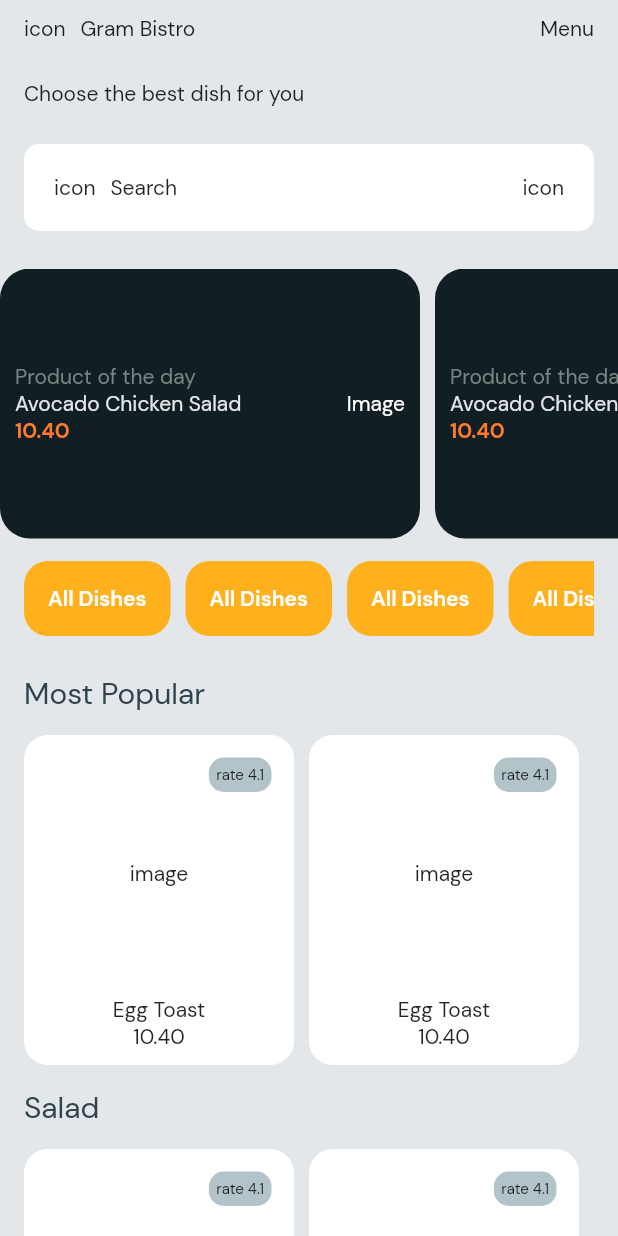
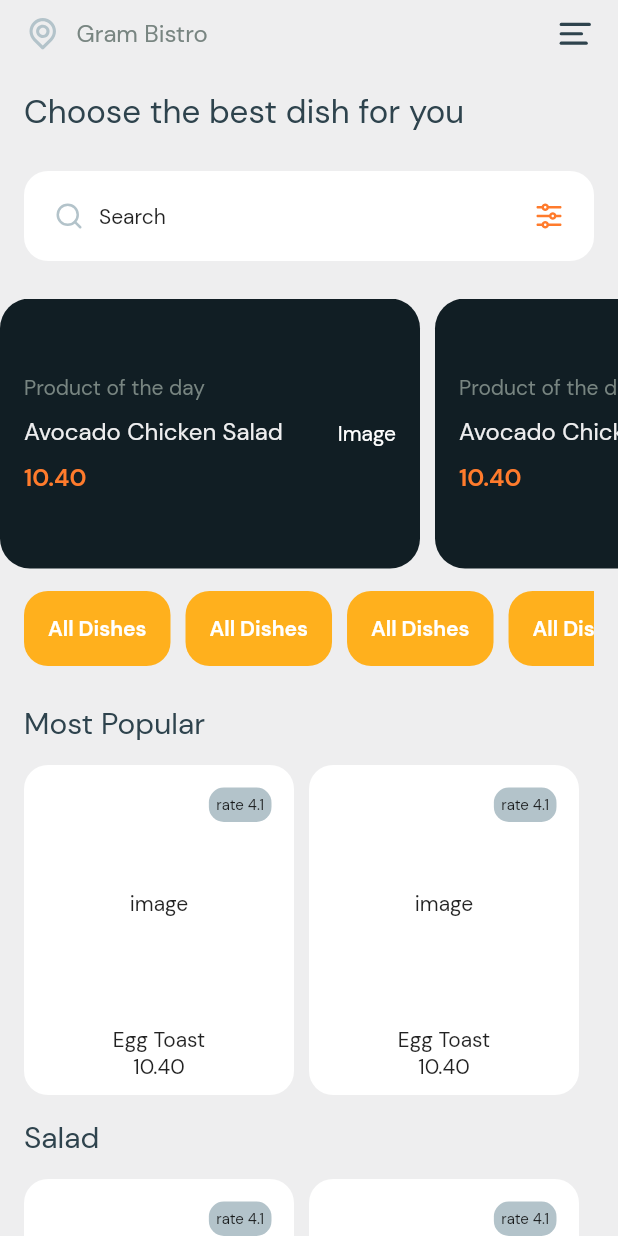
Before and after one commit to arizkyana/portokit, a Flutter app: the screen it shows after launch, on a phone screen of 412 x 824 dp. Run offline on Flutter 3.47's test engine with Material 2 defaults, Android fonts, the phone set to English and light mode, and no system bars; our stand-ins replace flutter_svg; missing offline and left inert: dart:ffi.

Commit message:
feat(Home): add icons

```diff
--- a/lib/configs/themes.dart
+++ b/lib/configs/themes.dart
@@ -24,7 +24,7 @@ class LightTheme extends PortoKitTheme {
   Color generalMain = const Color.fromRGBO(46, 67, 77, 1);
   Color generalMid = const Color.fromRGBO(120, 133, 129, 1);
   Color generalLight = const Color.fromRGBO(179, 195, 202, 1);
-  Color generalSoft = const Color.fromRGBO(228, 231, 233, 1);
+  Color generalSoft = Color.fromARGB(255, 238, 238, 239);
 
   Color blueSoft = const Color.fromRGBO(237, 248, 254, 1);
   Color blueDark = Color.fromARGB(255, 0, 90, 138);
--- a/lib/screens/screen_home.dart
+++ b/lib/screens/screen_home.dart
@@ -1,6 +1,7 @@
 import 'package:flutter/material.dart';
 import 'package:flutter/src/widgets/container.dart';
 import 'package:flutter/src/widgets/framework.dart';
+import 'package:flutter_svg/svg.dart';
 import 'package:portokit/configs/themes.dart';
 
 class WidgetHeader extends StatelessWidget {
@@ -16,18 +17,44 @@ class WidgetHeader extends StatelessWidget {
       child: Row(
         children: [
           Container(
-            child: Text("icon"),
+            child: SizedBox(
+              width: 25,
+              height: 25,
+              child: SvgPicture.asset(
+                'assets/icons/location-point.svg',
+                color: PortoKitTheme.of(context).generalLight,
+                semanticsLabel: "Location",
+              ),
+            ),
           ),
           SizedBox(
             width: 10,
           ),
           Expanded(
+            child: GestureDetector(
+              onTap: () {},
               child: Container(
-              child: Text('Gram Bistro'),
+                child: Text(
+                  'Gram Bistro',
+                  style: TextStyle(
+                    fontWeight: FontWeight.w500,
+                    fontSize: 16,
+                    color: PortoKitTheme.of(context).generalMid,
+                  ),
+                ),
+              ),
             ),
           ),
           Container(
-            child: Text('Menu'),
+            child: SizedBox(
+              width: 25,
+              height: 25,
+              child: SvgPicture.asset(
+                'assets/icons/menu.svg',
+                color: PortoKitTheme.of(context).generalMain,
+                semanticsLabel: "Menu",
+              ),
+            ),
           ),
         ],
       ),
@@ -54,24 +81,46 @@ class _WidgetSearchState extends State<WidgetSearch> {
         width: double.infinity,
         padding: EdgeInsets.all(20),
         decoration: BoxDecoration(
-          borderRadius: BorderRadius.circular(10),
+          borderRadius: BorderRadius.circular(16),
           color: PortoKitTheme.of(context).white,
         ),
         child: Row(
           children: [
             Container(
-              child: Text('icon'),
+              child: SizedBox(
+                width: 20,
+                height: 20,
+                child: SvgPicture.asset(
+                  'assets/icons/search.svg',
+                  color: PortoKitTheme.of(context).generalLight,
+                  semanticsLabel: "Search",
+                ),
+              ),
             ),
             SizedBox(
               width: 10,
             ),
             Expanded(
               child: Container(
-                child: Text('Search'),
+                child: Text(
+                  'Search',
+                  style: TextStyle(
+                    fontSize: 14,
+                    fontWeight: FontWeight.w500,
+                  ),
+                ),
               ),
             ),
             Container(
-              child: Text('icon'),
+              child: SizedBox(
+                width: 20,
+                height: 20,
+                child: SvgPicture.asset(
+                  'assets/icons/filter.svg',
+                  color: PortoKitTheme.of(context).orangeMain,
+                  semanticsLabel: "Filter",
+                ),
+              ),
             ),
           ],
         ),
@@ -90,7 +139,7 @@ class WidgetItemBanner extends StatelessWidget {
       margin: EdgeInsets.only(
         right: 10,
       ),
-      padding: EdgeInsets.all(10),
+      padding: EdgeInsets.all(16),
       decoration: BoxDecoration(
         borderRadius: BorderRadius.circular(20),
         color: PortoKitTheme.of(context).generalDark,
@@ -112,20 +161,36 @@ class WidgetItemBanner extends StatelessWidget {
                       ),
                     ),
                   ),
+                  SizedBox(
+                    height: 10,
+                  ),
                   Container(
+                      child: Row(
+                    children: [
+                      Expanded(
+                        child: Flexible(
                           child: Text(
                             'Avocado Chicken Salad',
                             style: TextStyle(
                               color: PortoKitTheme.of(context).generalSoft,
+                              fontWeight: FontWeight.w500,
+                              fontSize: 16,
                             ),
                           ),
+                        ),
+                      ),
+                    ],
+                  )),
+                  SizedBox(
+                    height: 10,
                   ),
                   Container(
                     child: Text(
                       '10.40',
                       style: TextStyle(
                         color: PortoKitTheme.of(context).orangeMain,
-                        fontWeight: FontWeight.bold,
+                        fontWeight: FontWeight.w800,
+                        fontSize: 16,
                       ),
                     ),
                   ),
@@ -325,7 +390,14 @@ class ScreenHome extends StatelessWidget {
                     horizontal: 16,
                   ),
                   alignment: Alignment.centerLeft,
-                  child: Text('Choose the best dish for you'),
+                  child: Text(
+                    'Choose the best dish for you',
+                    style: TextStyle(
+                      fontSize: 22,
+                      color: PortoKitTheme.of(context).generalMain,
+                      fontWeight: FontWeight.w500,
+                    ),
+                  ),
                 ),
                 SizedBox(
                   height: 15,
--- a/pubspec.yaml
+++ b/pubspec.yaml
@@ -61,7 +61,11 @@ flutter:
   uses-material-design: true
 
   # To add assets to your application, add an assets section, like this:
-  # assets:
+  assets:
+    - assets/icons/location-point.svg
+    - assets/icons/menu.svg
+    - assets/icons/search.svg
+    - assets/icons/filter.svg
   #   - images/a_dot_burr.jpeg
   #   - images/a_dot_ham.jpeg
 
```
Also changed, not shown: assets/icons/filter.svg (added), assets/icons/location-point.svg (added), assets/icons/menu.svg (added), assets/icons/search.svg (added). Lines whose indentation alone changed are shown as unchanged.
